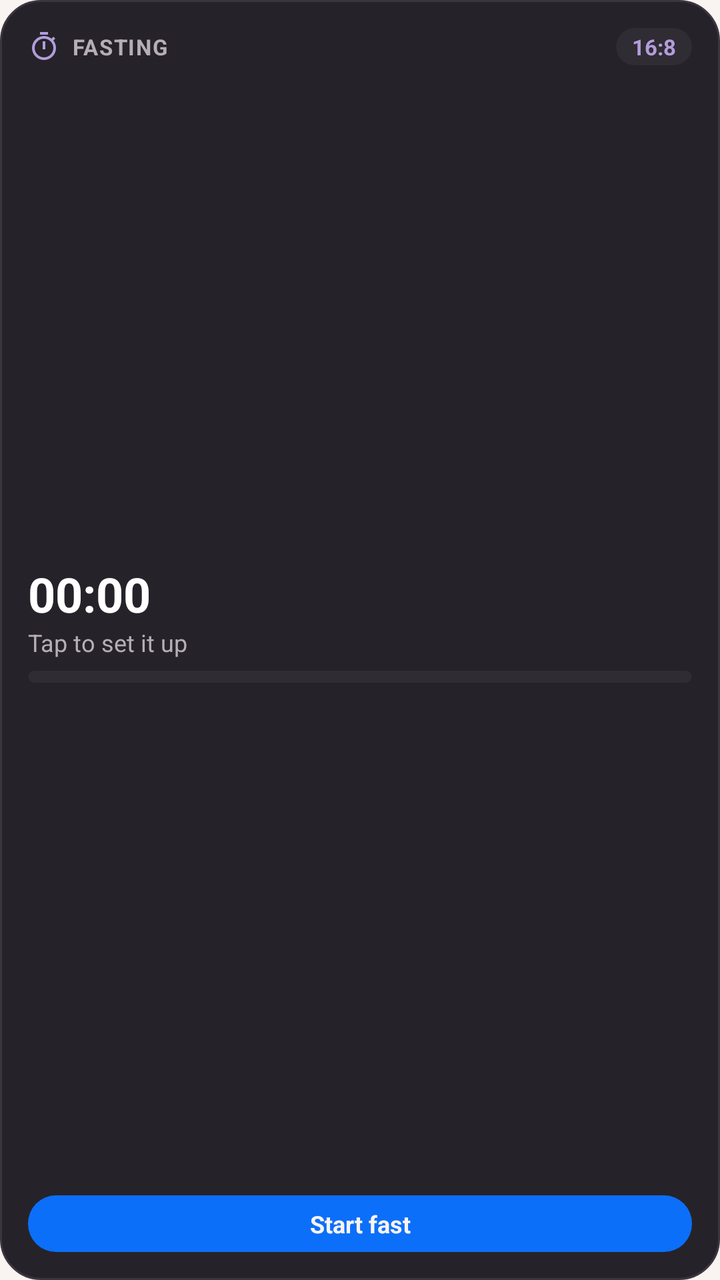
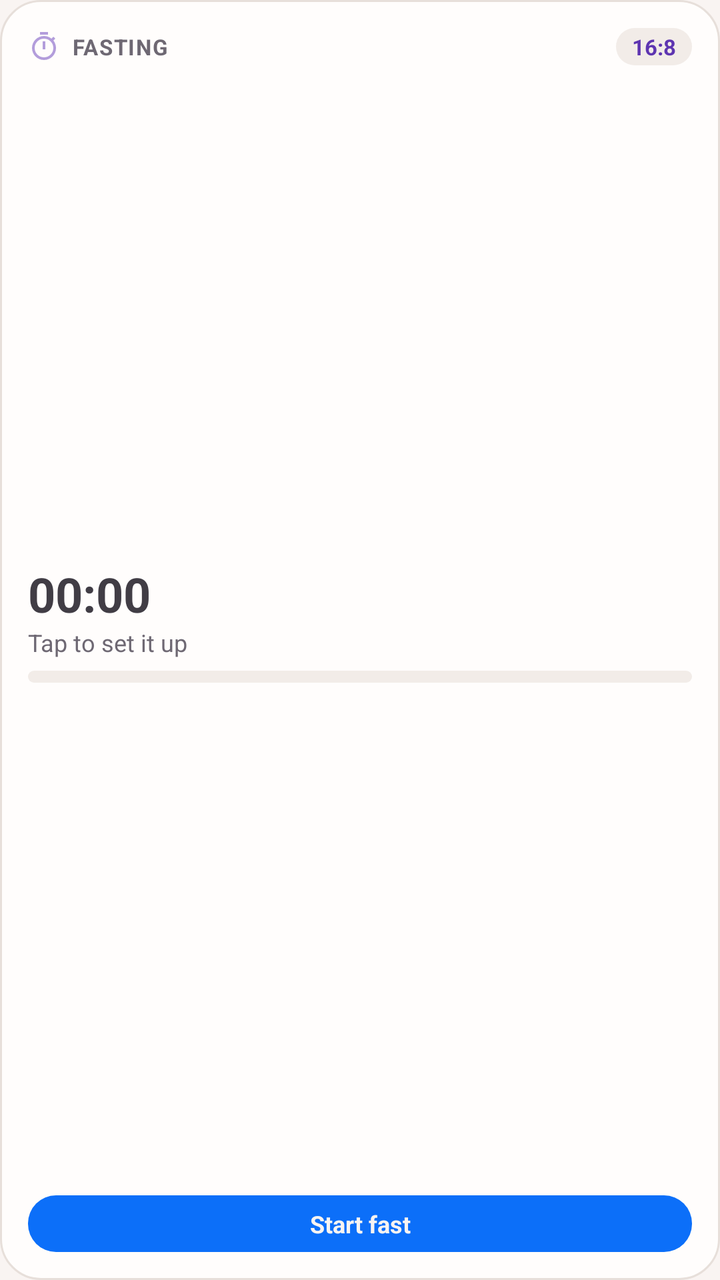

Compare the two renders of this Android layout. The source of the first and the diff that turns it into the second are given below.
<!-- AndroidManifest.xml: application theme Theme.Hangry -->
<!-- res/layout/widget_fasting.xml -->
<?xml version="1.0" encoding="utf-8"?>
<LinearLayout xmlns:android="http://schemas.android.com/apk/res/android"
    android:id="@+id/widget_fasting_root"
    android:layout_width="match_parent"
    android:layout_height="match_parent"
    android:background="@drawable/bg_widget_surface"
    android:orientation="vertical"
    android:padding="14dp">

    <LinearLayout
        android:layout_width="match_parent"
        android:layout_height="wrap_content"
        android:gravity="center_vertical"
        android:orientation="horizontal">

        <ImageView
            android:layout_width="16dp"
            android:layout_height="16dp"
            android:src="@drawable/ic_widget_fasting"
            android:contentDescription="@null" />

        <TextView
            android:id="@+id/tv_fasting_label"
            android:layout_width="0dp"
            android:layout_height="wrap_content"
            android:layout_marginStart="6dp"
            android:layout_weight="1"
            android:ellipsize="end"
            android:maxLines="1"
            android:text="@string/widget_layout_fasting"
            android:textColor="#B5AEB8"
            android:textSize="11sp"
            android:textStyle="bold"
            android:letterSpacing="0.05" />

        <TextView
            android:id="@+id/tv_fasting_streak"
            android:layout_width="wrap_content"
            android:layout_height="wrap_content"
            android:background="@drawable/bg_widget_chip"
            android:paddingHorizontal="8dp"
            android:paddingVertical="2dp"
            android:text="16:8"
            android:textColor="#B39DDB"
            android:textSize="11sp"
            android:textStyle="bold" />
    </LinearLayout>

    <LinearLayout
        android:layout_width="match_parent"
        android:layout_height="0dp"
        android:layout_weight="1"
        android:gravity="center_vertical"
        android:orientation="vertical">

        <Chronometer
            android:id="@+id/ch_fasting_elapsed"
            android:layout_width="wrap_content"
            android:layout_height="wrap_content"
            android:maxLines="1"
            android:textColor="#FFFFFF"
            android:textSize="24sp"
            android:textStyle="bold" />

        <TextView
            android:id="@+id/tv_fasting_headline"
            android:layout_width="wrap_content"
            android:layout_height="wrap_content"
            android:ellipsize="end"
            android:maxLines="1"
            android:text="@string/widget_layout_fasting_is_off"
            android:textColor="#FFFFFF"
            android:textSize="18sp"
            android:textStyle="bold"
            android:visibility="gone" />

        <TextView
            android:id="@+id/tv_fasting_subtitle"
            android:layout_width="wrap_content"
            android:layout_height="wrap_content"
            android:ellipsize="end"
            android:maxLines="1"
            android:text="@string/widget_layout_tap_to_set_it_up"
            android:textColor="#B5AEB8"
            android:textSize="12sp" />

        <ProgressBar
            android:id="@+id/pb_fasting"
            style="@android:style/Widget.ProgressBar.Horizontal"
            android:layout_width="match_parent"
            android:layout_height="6dp"
            android:layout_marginTop="6dp"
            android:max="100"
            android:progress="0"
            android:progressDrawable="@drawable/bg_widget_progress_fasting" />
    </LinearLayout>

    <TextView
        android:id="@+id/btn_fasting_action"
        android:layout_width="match_parent"
        android:layout_height="wrap_content"
        android:layout_marginTop="8dp"
        android:background="@drawable/bg_widget_button"
        android:gravity="center"
        android:paddingVertical="6dp"
        android:text="@string/widget_layout_start_fast"
        android:textColor="#F9F4F2"
        android:textSize="12sp"
        android:textStyle="bold" />
</LinearLayout>
<!-- resources referenced by this layout -->
<resources>
  <!-- drawable bg_widget_button (drawable) -->
  <?xml version="1.0" encoding="utf-8"?>
  <shape xmlns:android="http://schemas.android.com/apk/res/android"
      android:shape="rectangle">
      <solid android:color="#0C6FF9" />
      <corners android:radius="14dp" />
  </shape>
  <!-- drawable bg_widget_chip (drawable) -->
  <?xml version="1.0" encoding="utf-8"?>
  <shape xmlns:android="http://schemas.android.com/apk/res/android"
      android:shape="rectangle">
      <solid android:color="#2F2C33" />
      <corners android:radius="12dp" />
  </shape>
  <!-- drawable bg_widget_progress_fasting (drawable) -->
  <?xml version="1.0" encoding="utf-8"?>
  <layer-list xmlns:android="http://schemas.android.com/apk/res/android">
      <item android:id="@android:id/background">
          <shape android:shape="rectangle">
              <solid android:color="#2F2C33" />
              <corners android:radius="3dp" />
          </shape>
      </item>
      <item android:id="@android:id/progress">
          <clip>
              <shape android:shape="rectangle">
                  <solid android:color="#B39DDB" />
                  <corners android:radius="3dp" />
              </shape>
          </clip>
      </item>
  </layer-list>
  <!-- drawable bg_widget_surface (drawable) -->
  <?xml version="1.0" encoding="utf-8"?>
  <shape xmlns:android="http://schemas.android.com/apk/res/android"
      android:shape="rectangle">
      <solid android:color="#252329" />
      <corners android:radius="20dp" />
      <stroke
          android:width="1dp"
          android:color="#3A363F" />
  </shape>
  <!-- drawable ic_widget_fasting (drawable) -->
  <?xml version="1.0" encoding="utf-8"?>
  <vector xmlns:android="http://schemas.android.com/apk/res/android"
      android:width="24dp"
      android:height="24dp"
      android:viewportWidth="24"
      android:viewportHeight="24">
      <path
          android:fillColor="#B39DDB"
          android:pathData="M15,1H9v2h6V1zM11,14h2V8h-2v6zM19.03,7.39l1.42,-1.42c-0.43,-0.51 -0.9,-0.99 -1.41,-1.41l-1.42,1.42C16.07,4.74 14.12,4 12,4c-4.97,0 -9,4.03 -9,9s4.02,9 9,9 9,-4.03 9,-9c0,-2.12 -0.74,-4.07 -1.97,-5.61zM12,20c-3.87,0 -7,-3.13 -7,-7s3.13,-7 7,-7 7,3.13 7,7 -3.13,7 -7,7z" />
  </vector>
  <string name="widget_layout_fasting">FASTING</string>
  <string name="widget_layout_fasting_is_off">Fasting is off</string>
  <string name="widget_layout_start_fast">Start fast</string>
  <string name="widget_layout_tap_to_set_it_up">Tap to set it up</string>
  <style name="Theme.Hangry" parent="android:Theme.Material.NoActionBar">
          <item name="android:windowBackground">@color/brand_cream</item>
          <item name="android:statusBarColor">@android:color/transparent</item>
          <item name="android:navigationBarColor">@android:color/transparent</item>
          <item name="android:windowLightStatusBar">true</item>
          <item name="android:windowLightNavigationBar">true</item>
      </style>
  <color name="brand_cream">#FFF9F4F2</color>
</resources>

<!-- the commit's change to res/layout/widget_fasting.xml (unified diff, before → after) -->
@@ -28,7 +28,7 @@
             android:ellipsize="end"
             android:maxLines="1"
             android:text="@string/widget_layout_fasting"
-            android:textColor="#B5AEB8"
+            android:textColor="@color/widget_text_secondary"
             android:textSize="11sp"
             android:textStyle="bold"
             android:letterSpacing="0.05" />
@@ -41,7 +41,7 @@
             android:paddingHorizontal="8dp"
             android:paddingVertical="2dp"
             android:text="16:8"
-            android:textColor="#B39DDB"
+            android:textColor="@color/widget_purple"
             android:textSize="11sp"
             android:textStyle="bold" />
     </LinearLayout>
@@ -58,7 +58,7 @@
             android:layout_width="wrap_content"
             android:layout_height="wrap_content"
             android:maxLines="1"
-            android:textColor="#FFFFFF"
+            android:textColor="@color/widget_text"
             android:textSize="24sp"
             android:textStyle="bold" />
 
@@ -69,7 +69,7 @@
             android:ellipsize="end"
             android:maxLines="1"
             android:text="@string/widget_layout_fasting_is_off"
-            android:textColor="#FFFFFF"
+            android:textColor="@color/widget_text"
             android:textSize="18sp"
             android:textStyle="bold"
             android:visibility="gone" />
@@ -81,7 +81,7 @@
             android:ellipsize="end"
             android:maxLines="1"
             android:text="@string/widget_layout_tap_to_set_it_up"
-            android:textColor="#B5AEB8"
+            android:textColor="@color/widget_text_secondary"
             android:textSize="12sp" />
 
         <ProgressBar
<!-- resource entries referenced after the edit -->
@@ -1,5 +1,8 @@
 <!-- resources referenced by this layout -->
 <resources>
+  <color name="widget_purple">#B39DDB</color>
+  <color name="widget_text">#FFFFFF</color>
+  <color name="widget_text_secondary">#B5AEB8</color>
   <!-- drawable bg_widget_button (drawable) -->
   <?xml version="1.0" encoding="utf-8"?>
   <shape xmlns:android="http://schemas.android.com/apk/res/android"
@@ -11,7 +14,7 @@
   <?xml version="1.0" encoding="utf-8"?>
   <shape xmlns:android="http://schemas.android.com/apk/res/android"
       android:shape="rectangle">
-      <solid android:color="#2F2C33" />
+      <solid android:color="@color/widget_track" />
       <corners android:radius="12dp" />
   </shape>
   <!-- drawable bg_widget_progress_fasting (drawable) -->
@@ -19,7 +22,7 @@
   <layer-list xmlns:android="http://schemas.android.com/apk/res/android">
       <item android:id="@android:id/background">
           <shape android:shape="rectangle">
-              <solid android:color="#2F2C33" />
+              <solid android:color="@color/widget_track" />
               <corners android:radius="3dp" />
           </shape>
       </item>
@@ -36,11 +39,11 @@
   <?xml version="1.0" encoding="utf-8"?>
   <shape xmlns:android="http://schemas.android.com/apk/res/android"
       android:shape="rectangle">
-      <solid android:color="#252329" />
+      <solid android:color="@color/widget_surface" />
       <corners android:radius="20dp" />
       <stroke
           android:width="1dp"
-          android:color="#3A363F" />
+          android:color="@color/widget_outline" />
   </shape>
   <!-- drawable ic_widget_fasting (drawable) -->
   <?xml version="1.0" encoding="utf-8"?>
@@ -64,6 +67,9 @@
           <item name="android:windowLightStatusBar">true</item>
           <item name="android:windowLightNavigationBar">true</item>
       </style>
+  <color name="widget_track">#2F2C33</color>
+  <color name="widget_surface">#252329</color>
+  <color name="widget_outline">#3A363F</color>
   <color name="brand_cream">#FFF9F4F2</color>
 </resources>
 
